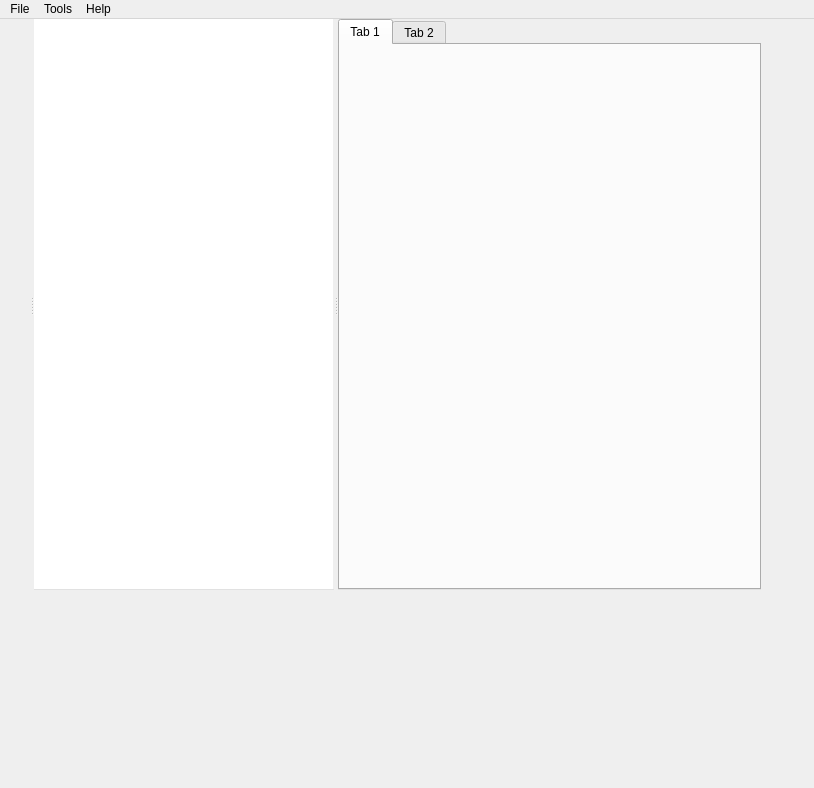
Qt form bt_editor/mainwindow.ui (uml-robotics/Groot) before a commit.
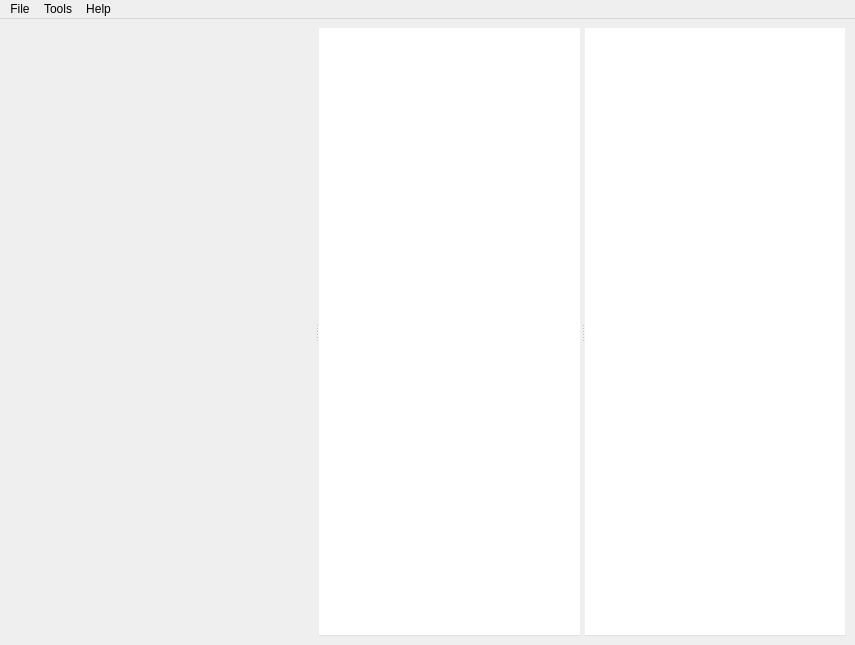
The same form after that commit. Icons and pictures are not drawn.

Commit message: resizable windows side-by-side

Diff of the .ui file:
```diff
--- a/bt_editor/mainwindow.ui
+++ b/bt_editor/mainwindow.ui
@@ -6,8 +6,8 @@
    <rect>
     <x>0</x>
     <y>0</y>
-    <width>814</width>
-    <height>788</height>
+    <width>855</width>
+    <height>645</height>
    </rect>
   </property>
   <property name="minimumSize">
@@ -35,6 +35,8 @@
    <property name="styleSheet">
     <string notr="true"/>
    </property>
+   <layout class="QGridLayout" name="gridLayout">
+    <item row="0" column="0">
    <widget class="QFrame" name="frame">
     <property name="geometry">
      <rect>
@@ -619,22 +621,22 @@
      </item>
     </layout>
    </widget>
+    </item>
+    <item row="0" column="1">
    <widget class="QSplitter" name="splitter">
-    <property name="geometry">
-     <rect>
-      <x>0</x>
-      <y>0</y>
-      <width>761</width>
-      <height>571</height>
-     </rect>
-    </property>
     <property name="orientation">
      <enum>Qt::Horizontal</enum>
     </property>
     <widget class="QFrame" name="leftFrame">
+       <property name="minimumSize">
+        <size>
+         <width>300</width>
+         <height>0</height>
+        </size>
+       </property>
      <property name="maximumSize">
       <size>
-       <width>500</width>
+         <width>300</width>
        <height>16777215</height>
       </size>
      </property>
@@ -668,7 +670,7 @@
      </property>
      <property name="minimumSize">
       <size>
-       <width>300</width>
+         <width>50</width>
        <height>0</height>
       </size>
      </property>
@@ -689,25 +691,38 @@
      </property>
     </widget>
     <widget class="QTabWidget" name="tabWidget_2">
-     <widget class="QWidget" name="tab_3">
-      <attribute name="title">
-       <string>Tab 1</string>
-      </attribute>
-     </widget>
-     <widget class="QWidget" name="tab_4">
-      <attribute name="title">
-       <string>Tab 2</string>
-      </attribute>
+       <property name="sizePolicy">
+        <sizepolicy hsizetype="Expanding" vsizetype="Expanding">
+         <horstretch>0</horstretch>
+         <verstretch>0</verstretch>
+        </sizepolicy>
+       </property>
+       <property name="minimumSize">
+        <size>
+         <width>50</width>
+         <height>0</height>
+        </size>
+       </property>
+       <property name="focusPolicy">
+        <enum>Qt::NoFocus</enum>
+       </property>
+       <property name="acceptDrops">
+        <bool>true</bool>
+       </property>
+       <property name="styleSheet">
+        <string notr="true">background-color: rgba(255, 255, 255, 0);</string>
+       </property>
+      </widget>
      </widget>
-    </widget>
-   </widget>
+    </item>
+   </layout>
   </widget>
   <widget class="QMenuBar" name="menubar">
    <property name="geometry">
     <rect>
      <x>0</x>
      <y>0</y>
-     <width>814</width>
+     <width>855</width>
      <height>22</height>
     </rect>
    </property>
```
Left out of the diff: 10 changed lines with no effect on the pictures. Lines whose indentation alone changed are shown as unchanged.
